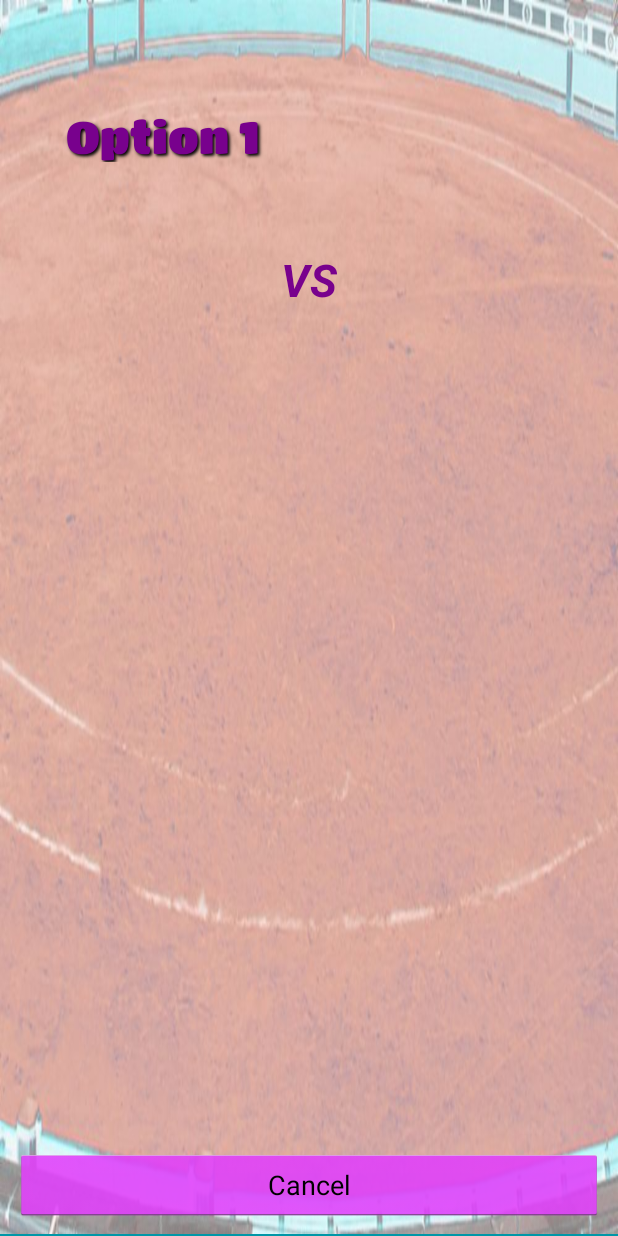
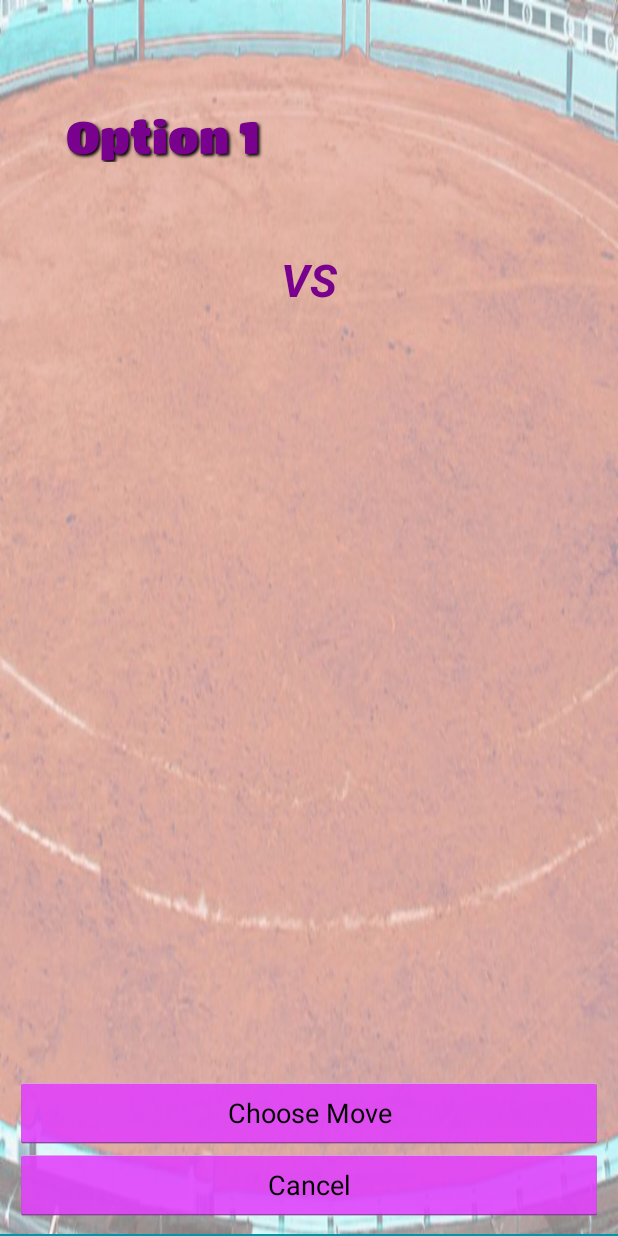
Before and after one commit to ewajm/IndecisiveRPS, an Android app: the ResolveRoundActivity screen opened directly, with no data from a screen before it, on a phone screen of 412 x 824 dp. Run offline under Robolectric (Android 15) with nearby library versions, the phone set to English and light mode, and no system bars; our stand-ins replace ButterKnife, Firebase (no records; nobody signed in at launch, a user with empty details on screens opened directly); libraries missing offline, so code that uses them is left out: org.parceler; 7 statements that could not run were skipped.

Commit message:
Add method of retrieving move drawer if it is dismissed before a move is made

```diff
--- a/app/src/main/res/layout/activity_resolve_round.xml
+++ b/app/src/main/res/layout/activity_resolve_round.xml
@@ -109,8 +109,7 @@
         <Button
             android:layout_width="match_parent"
             android:layout_height="wrap_content"
-            android:text="Another Round"
-            android:visibility="gone"
+            android:text="Choose Move"
             android:layout_gravity="bottom"
             android:id="@+id/gameButton"
             android:layout_above="@+id/cancelButton"/>
```
Also changed, not shown: app/src/main/java/com/ewa/indecisiverps/ui/ResolveRoundActivity.java (+5 -2 lines), app/src/main/res/layout/activity_about.xml (+4 -4 lines).
